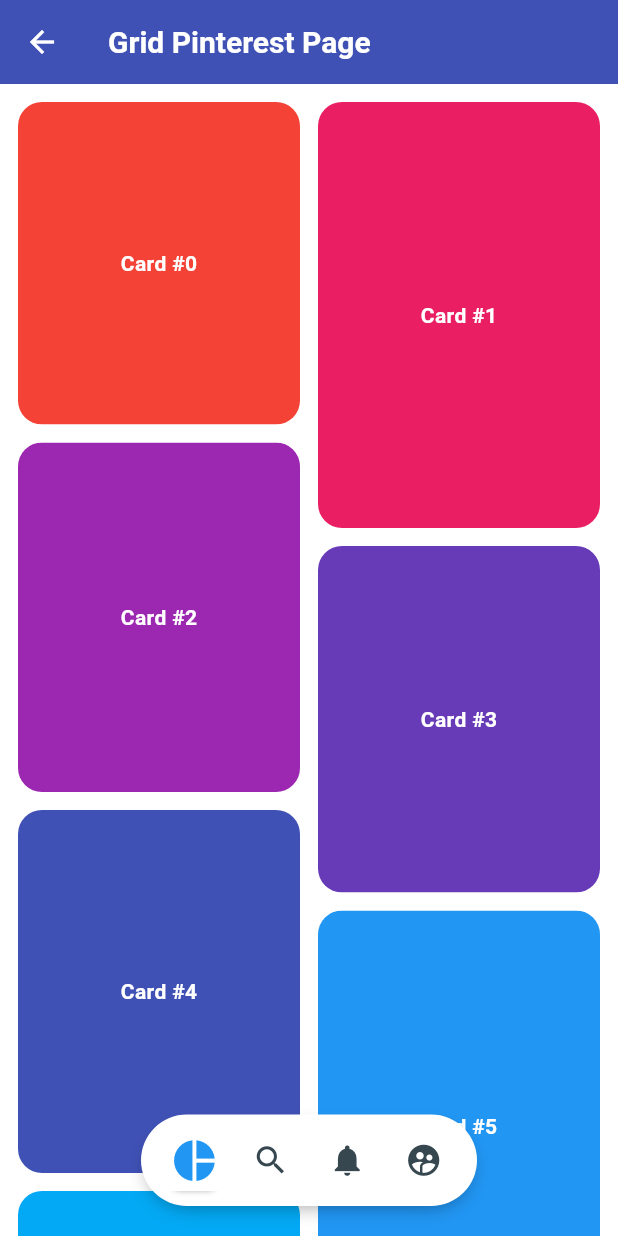
After one commit to JhonEdinson-Shongo/flutter_animations_course, a Flutter app: the PinterestGridPage screen opened by its route, on a phone screen of 412 x 824 dp. The commit adds this screen. Run offline on Flutter 3.47's test engine with Material 3 defaults, Android fonts, the phone set to English and light mode, and no system bars; Roboto replaces fonts that are missing (Poppins).

Commit message:
[FEAT] add new pinterest page with animated menu and use provider

```diff
--- a/designs_1/lib/main.dart
+++ b/designs_1/lib/main.dart
@@ -1,3 +1,4 @@
+import 'package:designs_1/src/models/pinterest_model.dart';
 import 'package:designs_1/src/models/slider_model.dart';
 import 'package:flutter/material.dart';
 import 'package:designs_1/src/router/app_routes.dart';
@@ -9,6 +10,7 @@ void main() {
     MultiProvider(
       providers: [
         ChangeNotifierProvider(create: (context) => SliderModel()),
+        ChangeNotifierProvider(create: (context) => PinterestModel()),
       ],
       child: const MainApp(),
     ),
--- /dev/null
+++ b/designs_1/lib/src/models/pinterest_model.dart
@@ -0,0 +1,12 @@
+import 'package:flutter/material.dart';
+
+class PinterestModel with ChangeNotifier {
+  int _currentItem = 0;
+
+  int get currentItem => _currentItem;
+
+  set currentItem(int value) {
+    _currentItem = value;
+    notifyListeners();
+  }
+}
--- a/designs_1/lib/src/pages/home_page.dart
+++ b/designs_1/lib/src/pages/home_page.dart
@@ -38,6 +38,12 @@ class HomePage
               leading: const Icon(Icons.slideshow),
               onTap: () => Navigator.pushNamed(context, 'SlideShowPage'),
             ),
+            ListTile(
+              title: const Text('Pinterest Grid'),
+              trailing: const  Icon(Icons.arrow_forward_ios),
+              leading: const Icon(Icons.grid_view),
+              onTap: () => Navigator.pushNamed(context, 'PinterestGridPage'),
+            ),
           ],
         )
       )
--- a/designs_1/lib/src/pages/pages.dart
+++ b/designs_1/lib/src/pages/pages.dart
@@ -4,3 +4,4 @@ export 'home_page.dart';
 export 'animations_page.dart';
 export 'progress_bar_page.dart';
 export 'slideshow_page.dart';
+export 'pinterest_grid_page.dart';
--- /dev/null
+++ b/designs_1/lib/src/pages/pinterest_grid_page.dart
@@ -0,0 +1,86 @@
+import 'dart:math';
+
+import 'package:designs_1/src/widgets/Pinterest_menu.dart';
+import 'package:flutter/material.dart';
+import 'package:flutter_staggered_grid_view/flutter_staggered_grid_view.dart';
+
+class PinterestGridPage extends StatelessWidget {
+  PinterestGridPage({super.key});
+
+  final itemsMenu = [
+    PinterestButton(
+      onPressed: () => print('click pie_chart'),
+      icon: Icons.pie_chart,
+    ),
+    PinterestButton(
+      onPressed: () => print('click search'),
+      icon: Icons.search,
+    ),
+    PinterestButton(
+      onPressed: () => print('click notifications'),
+      icon: Icons.notifications,
+    ),
+    PinterestButton(
+      onPressed: () => print('click supervised_user_circle'),
+      icon: Icons.supervised_user_circle,
+    ),
+  ];
+
+  @override
+  Widget build(BuildContext context) {
+    return Scaffold(
+      appBar: AppBar(
+        title: const Text('Grid Pinterest Page'),
+      ),
+      body: PinterestMenu(
+        items: itemsMenu,
+        child: const PinterestGrid(),
+      ),
+    );
+  }
+}
+
+class PinterestGrid extends StatelessWidget {
+  const PinterestGrid({super.key});
+
+  @override
+  Widget build(BuildContext context) {
+    final List<int> items = List.generate(30, (index) => index);
+
+    double heightFor(int index) {
+      final r = Random(index);
+      return 200 + r.nextInt(120).toDouble();
+    }
+
+    return MasonryGridView.builder(
+      padding: const EdgeInsets.all(12),
+      gridDelegate: const SliverSimpleGridDelegateWithFixedCrossAxisCount(
+        crossAxisCount: 2,
+      ),
+      mainAxisSpacing: 12,
+      crossAxisSpacing: 12,
+      itemCount: items.length,
+      physics: const BouncingScrollPhysics(),
+      itemBuilder: (context, index) {
+        final color = Colors.primaries[index % Colors.primaries.length];
+        final height = heightFor(index);
+        return ClipRRect(
+          borderRadius: BorderRadius.circular(16),
+          child: Container(
+            height: height,
+            color: color,
+            child: Center(
+              child: Text(
+                'Card #$index',
+                style: const TextStyle(
+                  color: Colors.white,
+                  fontWeight: FontWeight.w700,
+                ),
+              ),
+            ),
+          ),
+        );
+      },
+    );
+  }
+}
--- a/designs_1/lib/src/router/app_routes.dart
+++ b/designs_1/lib/src/router/app_routes.dart
@@ -16,6 +16,8 @@ class AppRoutes {
         {'CustomProgressPage': (BuildContext context) => const CustomProgressPage()});
     appRoutes.addAll(
         {'SlideShowPage': (BuildContext context) => const SlideShowPage()});
+    appRoutes.addAll(
+        {'PinterestGridPage': (BuildContext context) => PinterestGridPage()});
 
     return appRoutes;
   }
--- /dev/null
+++ b/designs_1/lib/src/widgets/Pinterest_menu.dart
@@ -0,0 +1,167 @@
+import 'package:designs_1/src/models/pinterest_model.dart';
+import 'package:flutter/material.dart';
+import 'package:provider/provider.dart';
+
+class PinterestButton {
+  final Function onPressed;
+  final IconData icon;
+  PinterestButton({required this.onPressed, required this.icon});
+}
+
+class PinterestMenu extends StatelessWidget {
+  final List<PinterestButton> items;
+  final Widget child;
+  const PinterestMenu({super.key, required this.child, required this.items});
+
+  double calcaulatePosition(BuildContext context) {
+    // Se crea esta función para calcular la posición del menu, ya que se desea que se pueda
+    // dar click a los costados del menu sin importar el número de items
+    double middleWidth = MediaQuery.of(context).size.width / 2;
+    double middleWidthItems = ((items.length * 51) / 2);
+    double middleWidthBackground = 10;
+    return middleWidth - middleWidthItems - middleWidthBackground;
+  }
+
+  @override
+  Widget build(BuildContext context) {
+    return Stack(
+      children: [
+        child,
+        Positioned(
+          bottom: 20,
+          left: calcaulatePosition(context),
+          child: _PinterestMenuBackground(items: items),
+        ),
+      ],
+    );
+  }
+}
+
+class _PinterestMenuBackground extends StatelessWidget {
+  final List<PinterestButton> items;
+  const _PinterestMenuBackground({
+    super.key,
+    required this.items,
+  });
+
+  @override
+  Widget build(BuildContext context) {
+    return Container(
+      constraints: BoxConstraints(
+        maxWidth: MediaQuery.of(context).size.width * 0.85,
+      ),
+      padding: const EdgeInsets.symmetric(horizontal: 10, vertical: 10),
+      decoration: BoxDecoration(
+        color: Colors.white,
+        borderRadius: BorderRadius.circular(100),
+        boxShadow: const [
+          BoxShadow(
+            color: Colors.black38,
+            blurRadius: 10,
+            spreadRadius: -5,
+            offset: Offset(0, 5),
+          )
+        ],
+      ),
+      child: _MenuItems(items),
+    );
+  }
+}
+
+class _MenuItems extends StatelessWidget {
+  final List<PinterestButton> menuItems;
+  const _MenuItems(this.menuItems);
+
+  @override
+  Widget build(BuildContext context) {
+    return Row(
+      mainAxisAlignment: MainAxisAlignment.spaceEvenly,
+      mainAxisSize: MainAxisSize.min,
+      children: List.generate(menuItems.length,
+          (i) => _PinterestMenuButton(index: i, item: menuItems[i])),
+    );
+  }
+}
+
+class _PinterestMenuButton extends StatefulWidget {
+  final int index;
+  final PinterestButton item;
+  const _PinterestMenuButton({required this.index, required this.item});
+
+  @override
+  State<_PinterestMenuButton> createState() => _PinterestMenuButtonState();
+}
+
+class _PinterestMenuButtonState extends State<_PinterestMenuButton>
+    with TickerProviderStateMixin {
+  AnimationController? _controller;
+  Animation<double>? _animationScale;
+
+  @override
+  void initState() {
+    _controller = AnimationController(
+        vsync: this, duration: const Duration(milliseconds: 150));
+    _animationScale = Tween<double>(begin: 1, end: 1.3).animate(CurvedAnimation(
+      parent: _controller!,
+      curve: const Interval(0, 1, curve: Curves.easeInOut),
+      reverseCurve: const Interval(0, 1, curve: Curves.easeInOut),
+    ));
+    super.initState();
+  }
+
+  @override
+  void dispose() {
+    _controller!.dispose();
+    super.dispose();
+  }
+
+  @override
+  Widget build(BuildContext context) {
+    final currentItem = Provider.of<PinterestModel>(context).currentItem;
+    bool isCurentItem = currentItem == widget.index;
+    if (isCurentItem) {
+      _controller!.forward();
+    } else {
+      _controller!.reverse();
+    }
+    return Container(
+      margin: const EdgeInsets.only(left: 5, right: 5),
+      decoration: isCurentItem
+          ? const BoxDecoration(
+              color: Colors.white,
+              borderRadius: BorderRadius.all(Radius.circular(5)),
+              boxShadow: [
+                BoxShadow(
+                  color: Colors.black38,
+                  blurRadius: 3,
+                  spreadRadius: -6,
+                  offset: Offset(0, 5),
+                )
+              ],
+            )
+          : null,
+      child: GestureDetector(
+        onTap: () {
+          context.read<PinterestModel>().currentItem = widget.index;
+          widget.item.onPressed();
+        },
+        behavior: HitTestBehavior.translucent,
+        child: AnimatedBuilder(
+          animation: _controller!,
+          builder: (context, child) => Transform.scale(
+            scale: _animationScale!.value,
+            child: child,
+          ),
+          child: Container(
+            padding: const EdgeInsets.all(8.0),
+            child: Icon(
+              widget.item.icon,
+              size: 25.0,
+              color: isCurentItem ? Colors.blue : Colors.blueGrey[800],
+            ),
+          ),
+        ),
+      ),
+    );
+  }
+}
--- a/designs_1/pubspec.yaml
+++ b/designs_1/pubspec.yaml
@@ -9,6 +9,7 @@ environment:
 dependencies:
   flutter:
     sdk: flutter
+  flutter_staggered_grid_view: ^0.7.0
   flutter_svg: ^2.1.0
   provider: ^6.1.5
 
```
Also changed, not shown: designs_1/pubspec.lock.
